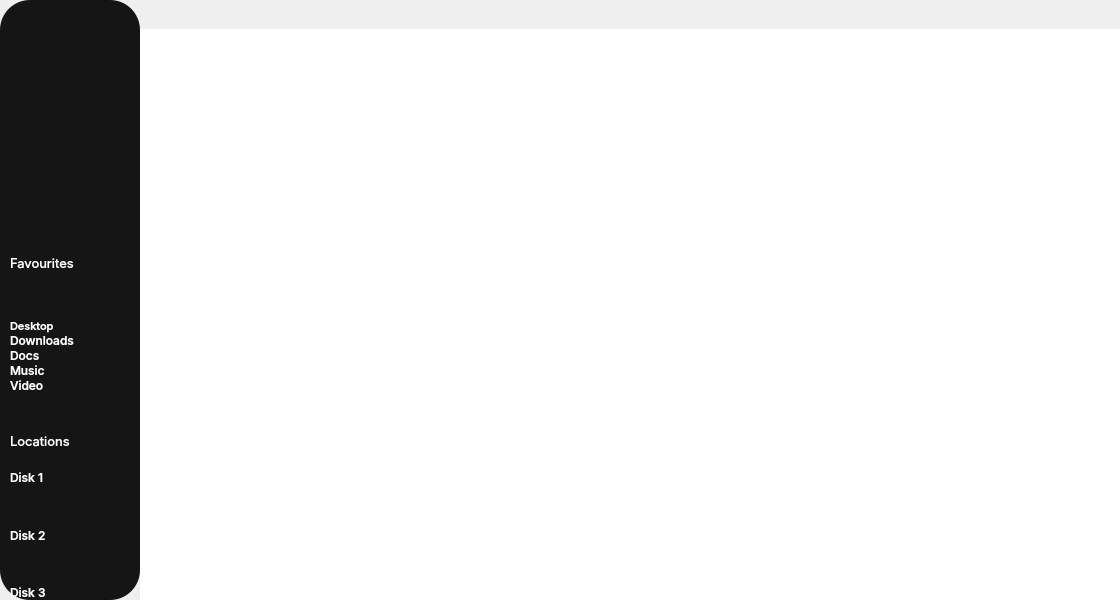
tkmrqq/FileManagerCPP, file mainwindow.ui: the form before one commit.
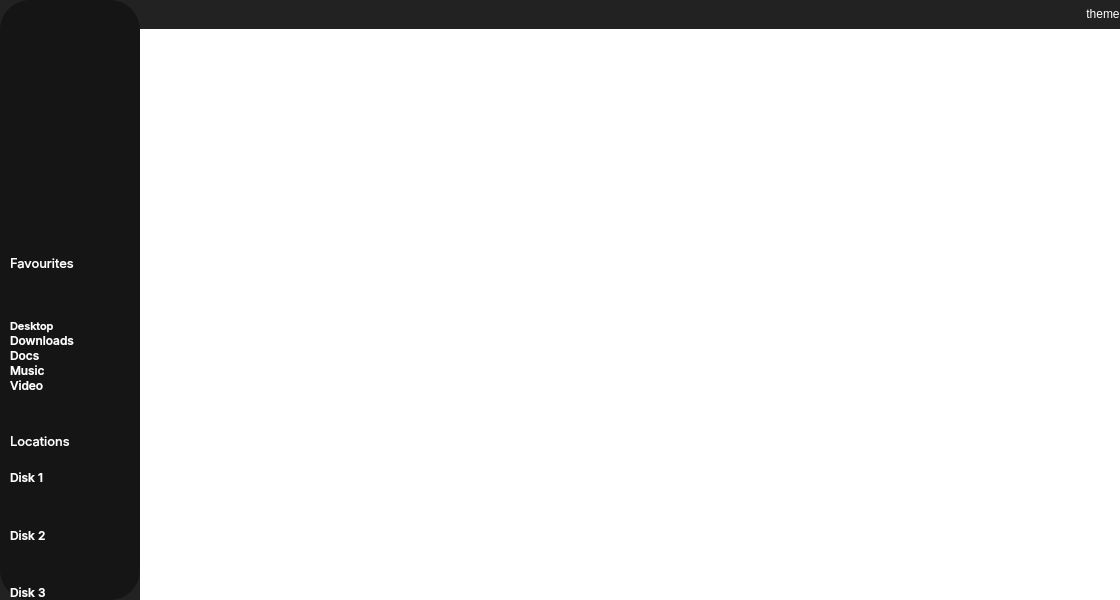
The form after the commit. Icons and pictures are not drawn.

Patch:
```diff
--- a/mainwindow.ui
+++ b/mainwindow.ui
@@ -25,6 +25,454 @@
     <height>600</height>
    </size>
   </property>
+  <property name="palette">
+   <palette>
+    <active>
+     <colorrole role="WindowText">
+      <brush brushstyle="SolidPattern">
+       <color alpha="255">
+        <red>255</red>
+        <green>255</green>
+        <blue>255</blue>
+       </color>
+      </brush>
+     </colorrole>
+     <colorrole role="Button">
+      <brush brushstyle="SolidPattern">
+       <color alpha="255">
+        <red>34</red>
+        <green>34</green>
+        <blue>34</blue>
+       </color>
+      </brush>
+     </colorrole>
+     <colorrole role="Light">
+      <brush brushstyle="SolidPattern">
+       <color alpha="255">
+        <red>51</red>
+        <green>51</green>
+        <blue>51</blue>
+       </color>
+      </brush>
+     </colorrole>
+     <colorrole role="Midlight">
+      <brush brushstyle="SolidPattern">
+       <color alpha="255">
+        <red>42</red>
+        <green>42</green>
+        <blue>42</blue>
+       </color>
+      </brush>
+     </colorrole>
+     <colorrole role="Dark">
+      <brush brushstyle="SolidPattern">
+       <color alpha="255">
+        <red>17</red>
+        <green>17</green>
+        <blue>17</blue>
+       </color>
+      </brush>
+     </colorrole>
+     <colorrole role="Mid">
+      <brush brushstyle="SolidPattern">
+       <color alpha="255">
+        <red>22</red>
+        <green>22</green>
+        <blue>22</blue>
+       </color>
+      </brush>
+     </colorrole>
+     <colorrole role="Text">
+      <brush brushstyle="SolidPattern">
+       <color alpha="255">
+        <red>255</red>
+        <green>255</green>
+        <blue>255</blue>
+       </color>
+      </brush>
+     </colorrole>
+     <colorrole role="BrightText">
+      <brush brushstyle="SolidPattern">
+       <color alpha="255">
+        <red>255</red>
+        <green>255</green>
+        <blue>255</blue>
+       </color>
+      </brush>
+     </colorrole>
+     <colorrole role="ButtonText">
+      <brush brushstyle="SolidPattern">
+       <color alpha="255">
+        <red>255</red>
+        <green>255</green>
+        <blue>255</blue>
+       </color>
+      </brush>
+     </colorrole>
+     <colorrole role="Base">
+      <brush brushstyle="SolidPattern">
+       <color alpha="255">
+        <red>0</red>
+        <green>0</green>
+        <blue>0</blue>
+       </color>
+      </brush>
+     </colorrole>
+     <colorrole role="Window">
+      <brush brushstyle="SolidPattern">
+       <color alpha="255">
+        <red>34</red>
+        <green>34</green>
+        <blue>34</blue>
+       </color>
+      </brush>
+     </colorrole>
+     <colorrole role="Shadow">
+      <brush brushstyle="SolidPattern">
+       <color alpha="255">
+        <red>0</red>
+        <green>0</green>
+        <blue>0</blue>
+       </color>
+      </brush>
+     </colorrole>
+     <colorrole role="AlternateBase">
+      <brush brushstyle="SolidPattern">
+       <color alpha="255">
+        <red>17</red>
+        <green>17</green>
+        <blue>17</blue>
+       </color>
+      </brush>
+     </colorrole>
+     <colorrole role="ToolTipBase">
+      <brush brushstyle="SolidPattern">
+       <color alpha="255">
+        <red>255</red>
+        <green>255</green>
+        <blue>220</blue>
+       </color>
+      </brush>
+     </colorrole>
+     <colorrole role="ToolTipText">
+      <brush brushstyle="SolidPattern">
+       <color alpha="255">
+        <red>0</red>
+        <green>0</green>
+        <blue>0</blue>
+       </color>
+      </brush>
+     </colorrole>
+     <colorrole role="PlaceholderText">
+      <brush brushstyle="SolidPattern">
+       <color alpha="128">
+        <red>255</red>
+        <green>255</green>
+        <blue>255</blue>
+       </color>
+      </brush>
+     </colorrole>
+    </active>
+    <inactive>
+     <colorrole role="WindowText">
+      <brush brushstyle="SolidPattern">
+       <color alpha="255">
+        <red>255</red>
+        <green>255</green>
+        <blue>255</blue>
+       </color>
+      </brush>
+     </colorrole>
+     <colorrole role="Button">
+      <brush brushstyle="SolidPattern">
+       <color alpha="255">
+        <red>34</red>
+        <green>34</green>
+        <blue>34</blue>
+       </color>
+      </brush>
+     </colorrole>
+     <colorrole role="Light">
+      <brush brushstyle="SolidPattern">
+       <color alpha="255">
+        <red>51</red>
+        <green>51</green>
+        <blue>51</blue>
+       </color>
+      </brush>
+     </colorrole>
+     <colorrole role="Midlight">
+      <brush brushstyle="SolidPattern">
+       <color alpha="255">
+        <red>42</red>
+        <green>42</green>
+        <blue>42</blue>
+       </color>
+      </brush>
+     </colorrole>
+     <colorrole role="Dark">
+      <brush brushstyle="SolidPattern">
+       <color alpha="255">
+        <red>17</red>
+        <green>17</green>
+        <blue>17</blue>
+       </color>
+      </brush>
+     </colorrole>
+     <colorrole role="Mid">
+      <brush brushstyle="SolidPattern">
+       <color alpha="255">
+        <red>22</red>
+        <green>22</green>
+        <blue>22</blue>
+       </color>
+      </brush>
+     </colorrole>
+     <colorrole role="Text">
+      <brush brushstyle="SolidPattern">
+       <color alpha="255">
+        <red>255</red>
+        <green>255</green>
+        <blue>255</blue>
+       </color>
+      </brush>
+     </colorrole>
+     <colorrole role="BrightText">
+      <brush brushstyle="SolidPattern">
+       <color alpha="255">
+        <red>255</red>
+        <green>255</green>
+        <blue>255</blue>
+       </color>
+      </brush>
+     </colorrole>
+     <colorrole role="ButtonText">
+      <brush brushstyle="SolidPattern">
+       <color alpha="255">
+        <red>255</red>
+        <green>255</green>
+        <blue>255</blue>
+       </color>
+      </brush>
+     </colorrole>
+     <colorrole role="Base">
+      <brush brushstyle="SolidPattern">
+       <color alpha="255">
+        <red>0</red>
+        <green>0</green>
+        <blue>0</blue>
+       </color>
+      </brush>
+     </colorrole>
+     <colorrole role="Window">
+      <brush brushstyle="SolidPattern">
+       <color alpha="255">
+        <red>34</red>
+        <green>34</green>
+        <blue>34</blue>
+       </color>
+      </brush>
+     </colorrole>
+     <colorrole role="Shadow">
+      <brush brushstyle="SolidPattern">
+       <color alpha="255">
+        <red>0</red>
+        <green>0</green>
+        <blue>0</blue>
+       </color>
+      </brush>
+     </colorrole>
+     <colorrole role="AlternateBase">
+      <brush brushstyle="SolidPattern">
+       <color alpha="255">
+        <red>17</red>
+        <green>17</green>
+        <blue>17</blue>
+       </color>
+      </brush>
+     </colorrole>
+     <colorrole role="ToolTipBase">
+      <brush brushstyle="SolidPattern">
+       <color alpha="255">
+        <red>255</red>
+        <green>255</green>
+        <blue>220</blue>
+       </color>
+      </brush>
+     </colorrole>
+     <colorrole role="ToolTipText">
+      <brush brushstyle="SolidPattern">
+       <color alpha="255">
+        <red>0</red>
+        <green>0</green>
+        <blue>0</blue>
+       </color>
+      </brush>
+     </colorrole>
+     <colorrole role="PlaceholderText">
+      <brush brushstyle="SolidPattern">
+       <color alpha="128">
+        <red>255</red>
+        <green>255</green>
+        <blue>255</blue>
+       </color>
+      </brush>
+     </colorrole>
+    </inactive>
+    <disabled>
+     <colorrole role="WindowText">
+      <brush brushstyle="SolidPattern">
+       <color alpha="255">
+        <red>17</red>
+        <green>17</green>
+        <blue>17</blue>
+       </color>
+      </brush>
+     </colorrole>
+     <colorrole role="Button">
+      <brush brushstyle="SolidPattern">
+       <color alpha="255">
+        <red>34</red>
+        <green>34</green>
+        <blue>34</blue>
+       </color>
+      </brush>
+     </colorrole>
+     <colorrole role="Light">
+      <brush brushstyle="SolidPattern">
+       <color alpha="255">
+        <red>51</red>
+        <green>51</green>
+        <blue>51</blue>
+       </color>
+      </brush>
+     </colorrole>
+     <colorrole role="Midlight">
+      <brush brushstyle="SolidPattern">
+       <color alpha="255">
+        <red>42</red>
+        <green>42</green>
+        <blue>42</blue>
+       </color>
+      </brush>
+     </colorrole>
+     <colorrole role="Dark">
+      <brush brushstyle="SolidPattern">
+       <color alpha="255">
+        <red>17</red>
+        <green>17</green>
+        <blue>17</blue>
+       </color>
+      </brush>
+     </colorrole>
+     <colorrole role="Mid">
+      <brush brushstyle="SolidPattern">
+       <color alpha="255">
+        <red>22</red>
+        <green>22</green>
+        <blue>22</blue>
+       </color>
+      </brush>
+     </colorrole>
+     <colorrole role="Text">
+      <brush brushstyle="SolidPattern">
+       <color alpha="255">
+        <red>17</red>
+        <green>17</green>
+        <blue>17</blue>
+       </color>
+      </brush>
+     </colorrole>
+     <colorrole role="BrightText">
+      <brush brushstyle="SolidPattern">
+       <color alpha="255">
+        <red>255</red>
+        <green>255</green>
+        <blue>255</blue>
+       </color>
+      </brush>
+     </colorrole>
+     <colorrole role="ButtonText">
+      <brush brushstyle="SolidPattern">
+       <color alpha="255">
+        <red>17</red>
+        <green>17</green>
+        <blue>17</blue>
+       </color>
+      </brush>
+     </colorrole>
+     <colorrole role="Base">
+      <brush brushstyle="SolidPattern">
+       <color alpha="255">
+        <red>34</red>
+        <green>34</green>
+        <blue>34</blue>
+       </color>
+      </brush>
+     </colorrole>
+     <colorrole role="Window">
+      <brush brushstyle="SolidPattern">
+       <color alpha="255">
+        <red>34</red>
+        <green>34</green>
+        <blue>34</blue>
+       </color>
+      </brush>
+     </colorrole>
+     <colorrole role="Shadow">
+      <brush brushstyle="SolidPattern">
+       <color alpha="255">
+        <red>0</red>
+        <green>0</green>
+        <blue>0</blue>
+       </color>
+      </brush>
+     </colorrole>
+     <colorrole role="AlternateBase">
+      <brush brushstyle="SolidPattern">
+       <color alpha="255">
+        <red>34</red>
+        <green>34</green>
+        <blue>34</blue>
+       </color>
+      </brush>
+     </colorrole>
+     <colorrole role="ToolTipBase">
+      <brush brushstyle="SolidPattern">
+       <color alpha="255">
+        <red>255</red>
+        <green>255</green>
+        <blue>220</blue>
+       </color>
+      </brush>
+     </colorrole>
+     <colorrole role="ToolTipText">
+      <brush brushstyle="SolidPattern">
+       <color alpha="255">
+        <red>0</red>
+        <green>0</green>
+        <blue>0</blue>
+       </color>
+      </brush>
+     </colorrole>
+     <colorrole role="PlaceholderText">
+      <brush brushstyle="SolidPattern">
+       <color alpha="128">
+        <red>255</red>
+        <green>255</green>
+        <blue>255</blue>
+       </color>
+      </brush>
+     </colorrole>
+    </disabled>
+   </palette>
+  </property>
+  <property name="font">
+   <font>
+    <family>Inter</family>
+    <pointsize>10</pointsize>
+   </font>
+  </property>
   <property name="windowTitle">
    <string>FileManager</string>
   </property>
@@ -445,7 +893,7 @@
         <property name="frameShadow">
          <enum>QFrame::Raised</enum>
         </property>
-        <layout class="QHBoxLayout" name="horizontalLayout_3" stretch="1,1,0,40">
+        <layout class="QHBoxLayout" name="horizontalLayout_3" stretch="1,1,0,40,0">
          <property name="spacing">
           <number>0</number>
          </property>
@@ -514,6 +962,16 @@
            </property>
           </widget>
          </item>
+         <item>
+          <widget class="QPushButton" name="themeButton">
+           <property name="styleSheet">
+            <string notr="true">color: white;</string>
+           </property>
+           <property name="text">
+            <string>theme</string>
+           </property>
+          </widget>
+         </item>
         </layout>
        </widget>
       </item>
```
